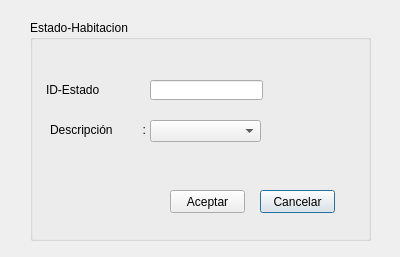
Before: the Qt Designer form Sistema_de_Registro_de_Hotel/gui_estado_habitacion.ui in JeffersonFarCar/Sistema-de-Registro-de-Hotel, drawn with Qt 5.
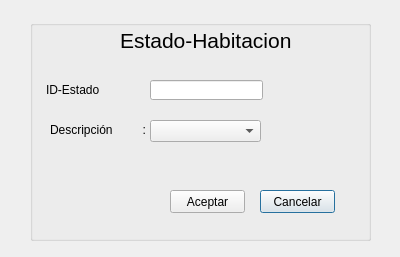
After: the same form once the commit is applied.

What changed in the file:
```diff
--- a/Sistema_de_Registro_de_Hotel/gui_estado_habitacion.ui
+++ b/Sistema_de_Registro_de_Hotel/gui_estado_habitacion.ui
@@ -23,7 +23,7 @@
     </rect>
    </property>
    <property name="title">
-    <string>Estado-Habitacion</string>
+    <string/>
    </property>
    <widget class="QLabel" name="label">
     <property name="geometry">
@@ -100,6 +100,24 @@
      <string>Aceptar</string>
     </property>
    </widget>
+   <widget class="QLabel" name="label_3">
+    <property name="geometry">
+     <rect>
+      <x>90</x>
+      <y>10</y>
+      <width>191</width>
+      <height>20</height>
+     </rect>
+    </property>
+    <property name="font">
+     <font>
+      <pointsize>16</pointsize>
+     </font>
+    </property>
+    <property name="text">
+     <string>Estado-Habitacion</string>
+    </property>
+   </widget>
   </widget>
  </widget>
  <resources/>
```
